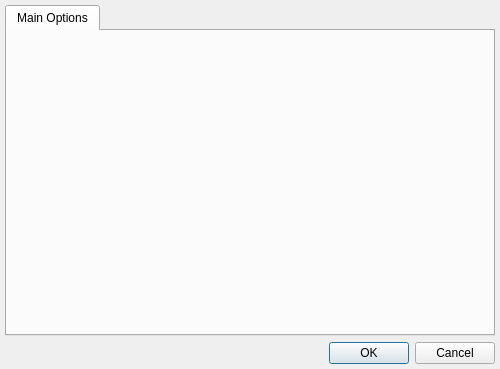
Before: the Qt Designer form analyzer/forms/OptionsDialog.ui in jvesely/netsniffer, drawn with Qt 5.
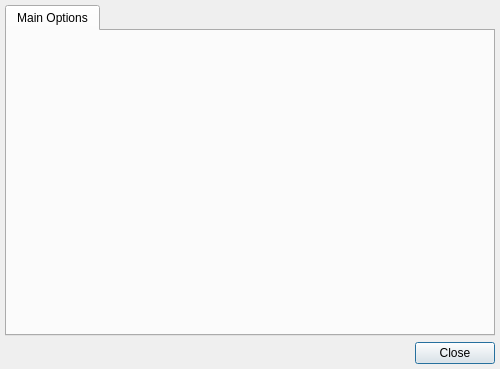
After: the same form once the commit is applied. Icons and pictures are not drawn.

What changed in the file:
```diff
--- a/analyzer/forms/OptionsDialog.ui
+++ b/analyzer/forms/OptionsDialog.ui
@@ -114,7 +114,7 @@
       <enum>Qt::Horizontal</enum>
      </property>
      <property name="standardButtons">
-      <set>QDialogButtonBox::Cancel|QDialogButtonBox::Ok</set>
+      <set>QDialogButtonBox::Close</set>
      </property>
      <property name="centerButtons">
       <bool>false</bool>
```
Left out of the diff: 4 changed lines with no effect on the pictures.
